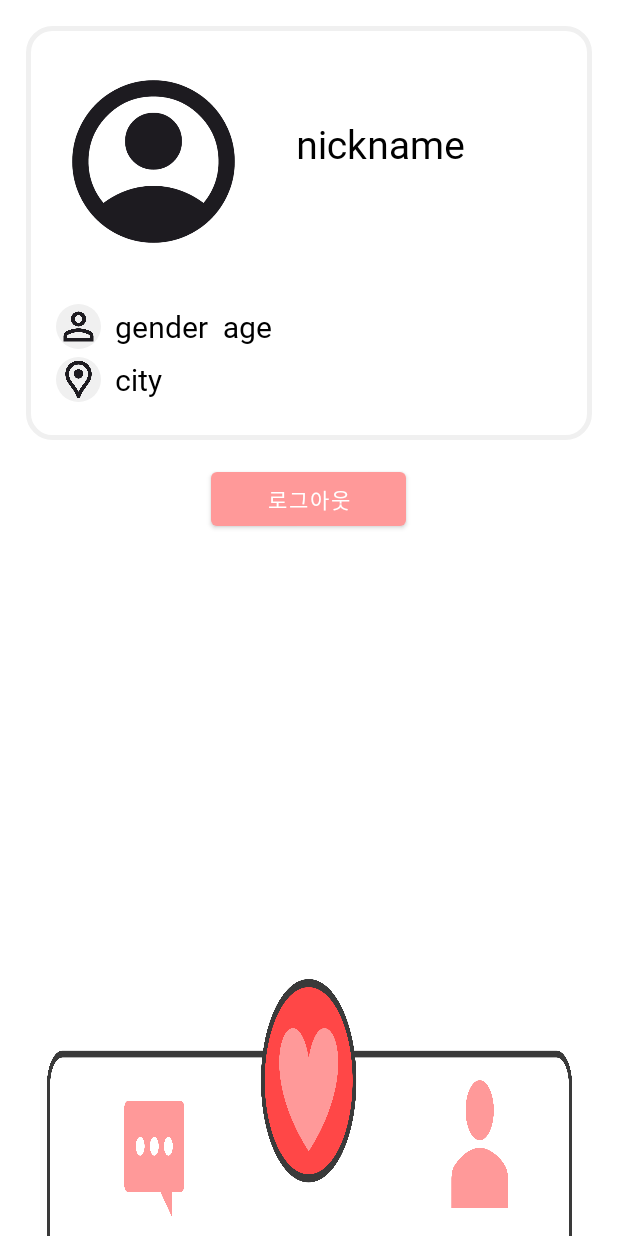
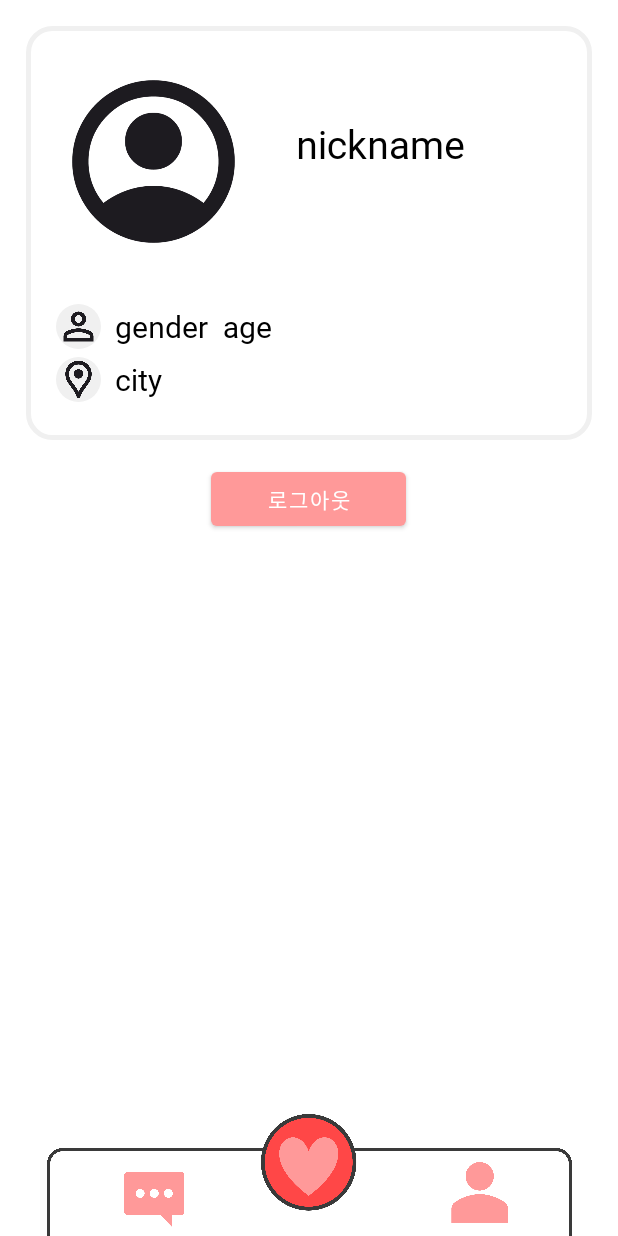
Before and after one commit to dbstjd7084/dating, an Android app: the MyPageActivity screen opened directly, with no data from a screen before it, on a phone screen of 412 x 824 dp. Run offline under Robolectric (Android 15) with nearby library versions, the phone set to English and light mode, and no system bars; our stand-ins replace Firebase (no records; nobody signed in at launch, a user with empty details on screens opened directly); libraries missing offline, so code that uses them is left out: com.google.auth.oauth2; pictures from the network do not load; 6 statements that could not run were skipped.

Commit message:
fix: 네비게이션 바 비율 수정

```diff
--- a/app/src/main/java/com/dbsthd2459/datingapp/message/MyLikeListActivity.kt
+++ b/app/src/main/java/com/dbsthd2459/datingapp/message/MyLikeListActivity.kt
@@ -62,7 +62,7 @@ class MyLikeListActivity : AppCompatActivity() {
 
         userListView.setOnItemLongClickListener { parent, view, position, id ->
 
-            Toast.makeText(this@MyLikeListActivity, "꾹 눌러서 보냈수", Toast.LENGTH_LONG).show()
+            Toast.makeText(this@MyLikeListActivity, "상대방에게 관심을 표했어요", Toast.LENGTH_LONG).show()
 
             lifecycleScope.launch {
 
--- a/app/src/main/res/layout/activity_my_page.xml
+++ b/app/src/main/res/layout/activity_my_page.xml
@@ -8,13 +8,12 @@
 
     <LinearLayout
         android:id="@+id/linearLayout"
-        android:layout_width="0dp"
+        android:layout_width="match_parent"
         android:layout_height="wrap_content"
         android:layout_gravity="center"
         android:layout_marginBottom="263dp"
         android:orientation="vertical"
         android:padding="17dp"
-        app:layout_constraintBottom_toTopOf="@+id/bottomNavigation"
         app:layout_constraintEnd_toEndOf="parent"
         app:layout_constraintStart_toStartOf="parent"
         app:layout_constraintTop_toTopOf="parent">
@@ -162,17 +161,16 @@
     <com.google.android.material.bottomnavigation.BottomNavigationView
         android:id="@+id/bottomNavigation"
         android:layout_width="350dp"
-        android:layout_height="0dp"
+        android:layout_height="81dp"
         android:layout_alignParentBottom="true"
         android:background="@drawable/nav_bg"
+        app:menu="@menu/bottom_navigation_menu"
+        app:labelVisibilityMode="unlabeled"
         app:itemIconSize="40dp"
         app:itemIconTint="@color/bottom_nav_color"
         app:itemRippleColor="@android:color/transparent"
-        app:labelVisibilityMode="unlabeled"
-        app:layout_constraintBottom_toBottomOf="parent"
+        app:layout_constraintStart_toStartOf="parent"
         app:layout_constraintEnd_toEndOf="parent"
-        app:layout_constraintStart_toStartOf="parent"
-        app:layout_constraintTop_toBottomOf="@+id/linearLayout"
-        app:menu="@menu/bottom_navigation_menu" />
+        app:layout_constraintBottom_toBottomOf="parent"/>
 
 </androidx.constraintlayout.widget.ConstraintLayout>
```
